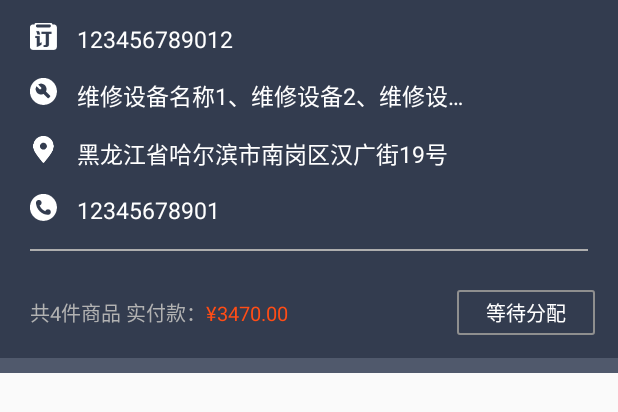
After one commit to huweidongls/WorkshopApp, an Android app: the layout recyclerview_maintenance_after_sale.xml on its own in the app's theme, with its tools: preview values and no code run, on a phone screen of 412 x 824 dp. The commit adds this screen. Shown: the top 412 px of the screen. Run offline under Robolectric (Android 15) with nearby library versions, the phone set to English and light mode, and no system bars.

Commit message:
5885858585

```diff
--- a/app/src/main/AndroidManifest.xml
+++ b/app/src/main/AndroidManifest.xml
@@ -147,7 +147,8 @@
         <activity android:name=".page.CollectionActivity" />
         <activity android:name=".page.SearchGoodsListActivity" />
         <activity android:name=".page.ZhongchouDetailsActivity" />
-        <activity android:name=".page.AcceptanceActivity"></activity>
+        <activity android:name=".page.AcceptanceActivity" />
+        <activity android:name=".page.MaintenanceAfterSaleActivity"></activity>
     </application>
 
 </manifest>
--- a/app/src/main/res/layout/fragment_my.xml
+++ b/app/src/main/res/layout/fragment_my.xml
@@ -236,6 +236,7 @@
                     </LinearLayout>
 
                     <LinearLayout
+                        android:id="@+id/ll_Maintenance"
                         android:layout_weight="1"
                         android:orientation="vertical"
                         android:layout_width="0dp"
--- /dev/null
+++ b/app/src/main/res/layout/recyclerview_maintenance_after_sale.xml
@@ -0,0 +1,147 @@
+<?xml version="1.0" encoding="utf-8"?>
+<LinearLayout xmlns:android="http://schemas.android.com/apk/res/android"
+    android:layout_width="match_parent"
+    android:layout_height="wrap_content"
+    android:background="@color/bg"
+    >
+<LinearLayout
+    android:layout_width="match_parent"
+    android:layout_height="wrap_content"
+    android:orientation="vertical"
+    >
+    <LinearLayout
+        android:layout_width="match_parent"
+        android:layout_height="wrap_content"
+        android:layout_marginLeft="20dp"
+        android:layout_marginTop="15dp"
+        android:orientation="horizontal"
+        >
+        <ImageView
+            android:layout_width="18dp"
+            android:layout_height="18dp"
+            android:src="@mipmap/dingdanguanli"
+            />
+        <TextView
+            android:layout_width="wrap_content"
+            android:layout_height="wrap_content"
+            android:text="123456789012"
+            android:textSize="15sp"
+            android:textColor="#FFFFFF"
+            android:layout_marginLeft="13dp"
+            android:layout_gravity="center_horizontal"
+            />
+    </LinearLayout>
+    <LinearLayout
+        android:layout_width="match_parent"
+        android:layout_height="wrap_content"
+        android:layout_marginLeft="20dp"
+        android:layout_marginTop="15dp"
+        android:orientation="horizontal"
+        >
+        <ImageView
+            android:layout_width="18dp"
+            android:layout_height="18dp"
+            android:src="@mipmap/weixiuguanli"
+            />
+        <TextView
+            android:layout_width="wrap_content"
+            android:layout_height="wrap_content"
+            android:text="维修设备名称1、维修设备2、维修设…"
+            android:textSize="15sp"
+            android:textColor="#FFFFFF"
+            android:layout_marginLeft="13dp"
+            android:layout_gravity="center_horizontal"
+            />
+    </LinearLayout>
+    <LinearLayout
+        android:layout_width="match_parent"
+        android:layout_height="wrap_content"
+        android:layout_marginLeft="20dp"
+        android:layout_marginTop="15dp"
+        android:orientation="horizontal"
+        >
+        <ImageView
+            android:layout_width="18dp"
+            android:layout_height="18dp"
+            android:src="@mipmap/biaodiandidian"
+            />
+        <TextView
+            android:layout_width="wrap_content"
+            android:layout_height="wrap_content"
+            android:text="黑龙江省哈尔滨市南岗区汉广街19号"
+            android:textSize="15sp"
+            android:textColor="#FFFFFF"
+            android:layout_marginLeft="13dp"
+            android:layout_gravity="center_horizontal"
+            />
+    </LinearLayout>
+    <LinearLayout
+        android:layout_width="match_parent"
+        android:layout_height="wrap_content"
+        android:layout_marginLeft="20dp"
+        android:layout_marginTop="15dp"
+        android:orientation="horizontal"
+        >
+        <ImageView
+            android:layout_width="18dp"
+            android:layout_height="18dp"
+            android:src="@mipmap/dianhua"
+            />
+        <TextView
+            android:layout_width="wrap_content"
+            android:layout_height="wrap_content"
+            android:text="12345678901"
+            android:textSize="15sp"
+            android:textColor="#FFFFFF"
+            android:layout_marginLeft="13dp"
+            android:layout_gravity="center_horizontal"
+            />
+    </LinearLayout>
+    <View
+        android:layout_width="match_parent"
+        android:layout_height="1dp"
+        android:background="#AEAEAE"
+        android:layout_marginLeft="20dp"
+        android:layout_marginRight="20dp"
+        android:layout_marginTop="15dp"
+        ></View>
+    <LinearLayout
+        android:layout_width="match_parent"
+        android:layout_height="wrap_content"
+        android:layout_marginLeft="20dp"
+        android:layout_marginTop="26dp"
+        android:orientation="horizontal"
+        >
+        <TextView
+            android:layout_width="wrap_content"
+            android:layout_height="wrap_content"
+            android:text="共4件商品 实付款："
+            android:textSize="13sp"
+            android:textColor="#B2B2B2"
+            />
+        <TextView
+            android:layout_weight="1"
+            android:layout_width="wrap_content"
+            android:layout_height="wrap_content"
+            android:text="¥3470.00"
+            android:textColor="#FF4D16"
+            android:textSize="13sp"
+            />
+        <Button
+            android:layout_width="92dp"
+            android:layout_height="30dp"
+            android:text="等待分配"
+            android:background="@drawable/bg_8f8f8f_1dp_bord"
+            android:textColor="#FFFFFF"
+            android:textSize="13sp"
+            android:layout_marginRight="15dp"
+            />
+    </LinearLayout>
+    <View
+        android:layout_width="match_parent"
+        android:layout_height="10dp"
+        android:background="#33c4cde1"
+        android:layout_marginTop="15dp"
+        ></View>
+</LinearLayout>
+</LinearLayout>
```
Also changed, not shown: app/src/main/java/com/jingna/workshopapp/adapter/MaintenanceAfterSaleAdapter.java (added, +47 -0 lines), app/src/main/java/com/jingna/workshopapp/fragment/FragmentMy.java (+6 -1 lines), app/src/main/java/com/jingna/workshopapp/page/MaintenanceAfterSaleActivity.java (added, +42 -0 lines), app/src/main/res/layout/activity_maintenance_after_sale.xml (added, +41 -0 lines), app/src/main/res/mipmap-xxxhdpi/biaodiandidian.png (added), app/src/main/res/mipmap-xxxhdpi/dianhua.png (added), app/src/main/res/mipmap-xxxhdpi/dingdanguanli.png (added), app/src/main/res/mipmap-xxxhdpi/weixiuguanli.png (added).
